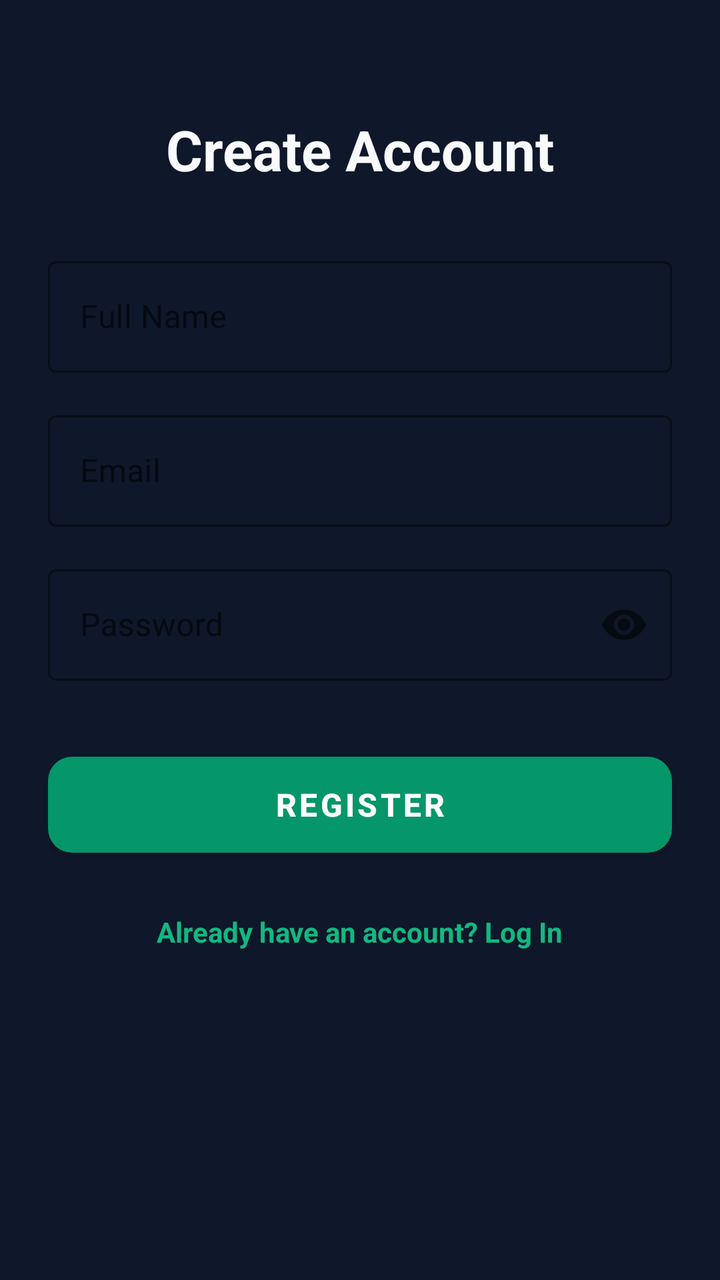
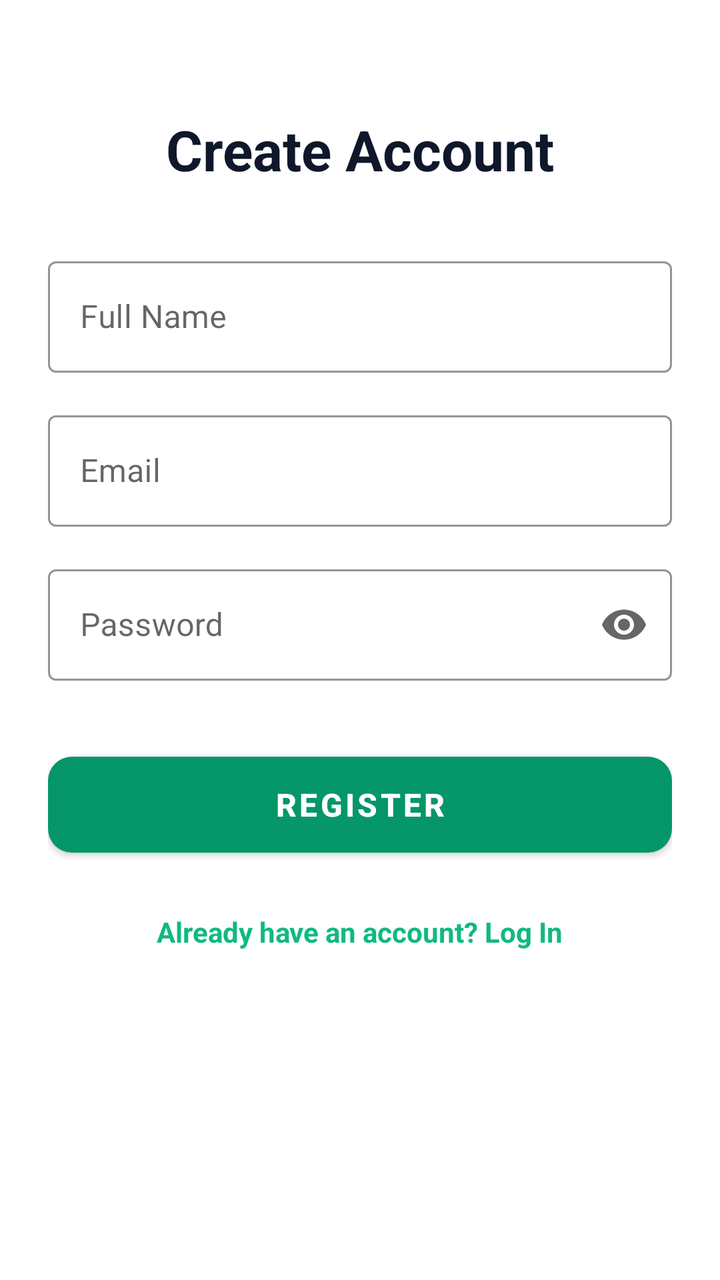

Before-and-after screenshots of an Android layout around one commit, followed by the original layout XML and the change that was made.
<!-- AndroidManifest.xml: application theme AppTheme -->
<!-- res/layout/fragment_register.xml -->
<?xml version="1.0" encoding="utf-8"?>
<androidx.constraintlayout.widget.ConstraintLayout xmlns:android="http://schemas.android.com/apk/res/android"
    xmlns:app="http://schemas.android.com/apk/res-auto"
    android:layout_width="match_parent"
    android:layout_height="match_parent"
    android:background="#0f172a"
    android:padding="24dp">

    <TextView
        android:id="@+id/titleText"
        android:layout_width="wrap_content"
        android:layout_height="wrap_content"
        android:layout_marginTop="32dp"
        android:text="Create Account"
        android:textColor="#f8fafc"
        android:textSize="28sp"
        android:textStyle="bold"
        app:layout_constraintEnd_toEndOf="parent"
        app:layout_constraintStart_toStartOf="parent"
        app:layout_constraintTop_toTopOf="parent" />

    <com.google.android.material.textfield.TextInputLayout
        android:id="@+id/nameInputLayout"
        style="@style/Widget.MaterialComponents.TextInputLayout.OutlinedBox"
        android:layout_width="match_parent"
        android:layout_height="wrap_content"
        android:layout_marginTop="32dp"
        android:hint="Full Name"
        app:boxStrokeColor="#10b981"
        app:hintTextColor="#94a3b8"
        app:layout_constraintTop_toBottomOf="@id/titleText">

        <com.google.android.material.textfield.TextInputEditText
            android:id="@+id/nameEditText"
            android:layout_width="match_parent"
            android:layout_height="wrap_content"
            android:inputType="textPersonName"
            android:textColor="#f8fafc" />
    </com.google.android.material.textfield.TextInputLayout>

    <com.google.android.material.textfield.TextInputLayout
        android:id="@+id/emailInputLayout"
        style="@style/Widget.MaterialComponents.TextInputLayout.OutlinedBox"
        android:layout_width="match_parent"
        android:layout_height="wrap_content"
        android:layout_marginTop="16dp"
        android:hint="Email"
        app:boxStrokeColor="#10b981"
        app:hintTextColor="#94a3b8"
        app:layout_constraintTop_toBottomOf="@id/nameInputLayout">

        <com.google.android.material.textfield.TextInputEditText
            android:id="@+id/emailEditText"
            android:layout_width="match_parent"
            android:layout_height="wrap_content"
            android:inputType="textEmailAddress"
            android:textColor="#f8fafc" />
    </com.google.android.material.textfield.TextInputLayout>

    <com.google.android.material.textfield.TextInputLayout
        android:id="@+id/passwordInputLayout"
        style="@style/Widget.MaterialComponents.TextInputLayout.OutlinedBox"
        android:layout_width="match_parent"
        android:layout_height="wrap_content"
        android:layout_marginTop="16dp"
        android:hint="Password"
        app:boxStrokeColor="#10b981"
        app:endIconMode="password_toggle"
        app:hintTextColor="#94a3b8"
        app:layout_constraintTop_toBottomOf="@id/emailInputLayout">

        <com.google.android.material.textfield.TextInputEditText
            android:id="@+id/passwordEditText"
            android:layout_width="match_parent"
            android:layout_height="wrap_content"
            android:inputType="textPassword"
            android:textColor="#f8fafc" />
    </com.google.android.material.textfield.TextInputLayout>

    <com.google.android.material.button.MaterialButton
        android:id="@+id/registerButton"
        android:layout_width="match_parent"
        android:layout_height="60dp"
        android:layout_marginTop="32dp"
        android:text="Register"
        android:textColor="#ffffff"
        android:textSize="16sp"
        android:textStyle="bold"
        app:backgroundTint="#059669"
        app:cornerRadius="12dp"
        app:layout_constraintTop_toBottomOf="@id/passwordInputLayout" />

    <TextView
        android:id="@+id/loginText"
        android:layout_width="wrap_content"
        android:layout_height="wrap_content"
        android:layout_marginTop="24dp"
        android:text="Already have an account? Log In"
        android:textColor="#10b981"
        android:textSize="14sp"
        android:textStyle="bold"
        app:layout_constraintEnd_toEndOf="parent"
        app:layout_constraintStart_toStartOf="parent"
        app:layout_constraintTop_toBottomOf="@id/registerButton" />

</androidx.constraintlayout.widget.ConstraintLayout>
<!-- resources referenced by this layout -->
<resources>
  <style name="AppTheme" parent="Theme.MaterialComponents.DayNight.NoActionBar">
          <item name="colorPrimary">@color/colorPrimary</item>
          <item name="colorPrimaryDark">@color/colorPrimaryDark</item>
          <item name="colorAccent">@color/colorAccent</item>
          <item name="android:windowBackground">@color/colorBackground</item>
          <item name="android:statusBarColor">@color/colorBackground</item>
          <item name="android:navigationBarColor">@color/colorBottomNav</item>
          <item name="android:textColorPrimary">@color/colorTextPrimary</item>
          <item name="android:textColorSecondary">@color/colorTextSecondary</item>
          <item name="elevationOverlayEnabled">false</item>
      </style>
  <color name="colorPrimary">#059669</color>
  <color name="colorPrimaryDark">#047857</color>
  <color name="colorAccent">#10B981</color>
  <color name="colorBackground">#F8FAFC</color>
  <color name="colorBottomNav">#FFFFFF</color>
  <color name="colorTextPrimary">#0F172A</color>
  <color name="colorTextSecondary">#475569</color>
</resources>

<!-- the commit's change to res/layout/fragment_register.xml (unified diff, before → after) -->
@@ -3,7 +3,7 @@
     xmlns:app="http://schemas.android.com/apk/res-auto"
     android:layout_width="match_parent"
     android:layout_height="match_parent"
-    android:background="#0f172a"
+    android:background="@color/colorSurface"
     android:padding="24dp">
 
     <TextView
@@ -12,7 +12,7 @@
         android:layout_height="wrap_content"
         android:layout_marginTop="32dp"
         android:text="Create Account"
-        android:textColor="#f8fafc"
+        android:textColor="@color/colorTextPrimary"
         android:textSize="28sp"
         android:textStyle="bold"
         app:layout_constraintEnd_toEndOf="parent"
@@ -35,7 +35,7 @@
             android:layout_width="match_parent"
             android:layout_height="wrap_content"
             android:inputType="textPersonName"
-            android:textColor="#f8fafc" />
+            android:textColor="@color/colorTextPrimary" />
     </com.google.android.material.textfield.TextInputLayout>
 
     <com.google.android.material.textfield.TextInputLayout
@@ -54,7 +54,7 @@
             android:layout_width="match_parent"
             android:layout_height="wrap_content"
             android:inputType="textEmailAddress"
-            android:textColor="#f8fafc" />
+            android:textColor="@color/colorTextPrimary" />
     </com.google.android.material.textfield.TextInputLayout>
 
     <com.google.android.material.textfield.TextInputLayout
@@ -74,7 +74,7 @@
             android:layout_width="match_parent"
             android:layout_height="wrap_content"
             android:inputType="textPassword"
-            android:textColor="#f8fafc" />
+            android:textColor="@color/colorTextPrimary" />
     </com.google.android.material.textfield.TextInputLayout>
 
     <com.google.android.material.button.MaterialButton
<!-- resource entries referenced after the edit -->
@@ -1,5 +1,6 @@
 <!-- resources referenced by this layout -->
 <resources>
+  <color name="colorSurface">#FFFFFF</color>
   <style name="AppTheme" parent="Theme.MaterialComponents.DayNight.NoActionBar">
           <item name="colorPrimary">@color/colorPrimary</item>
           <item name="colorPrimaryDark">@color/colorPrimaryDark</item>
